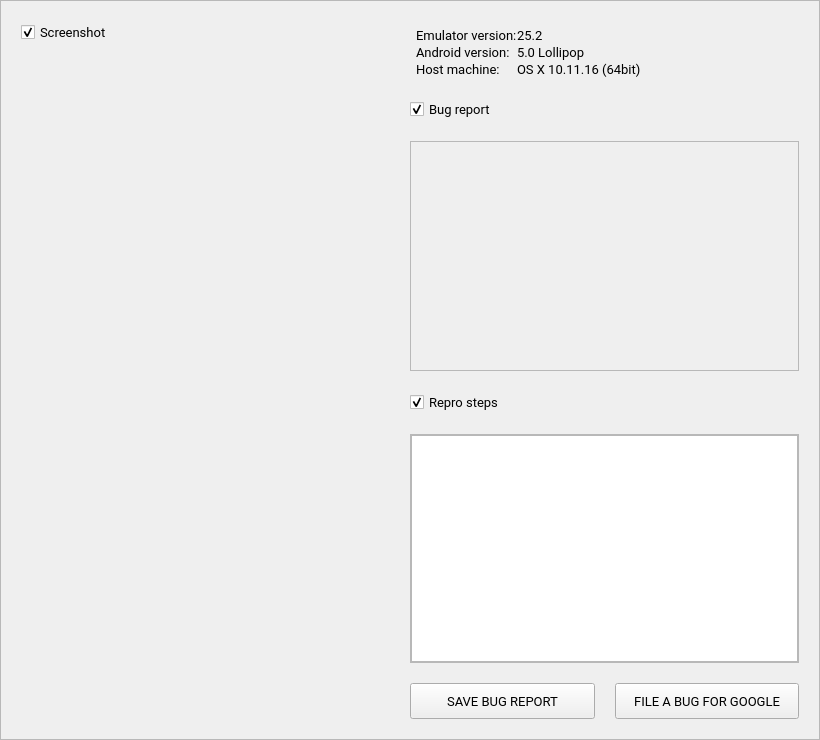
Before: the Qt Designer form android/android-emu/android/skin/qt/extended-pages/bug-report-window.ui in aosp-mirror/platform_external_qemu, drawn with Qt 5.
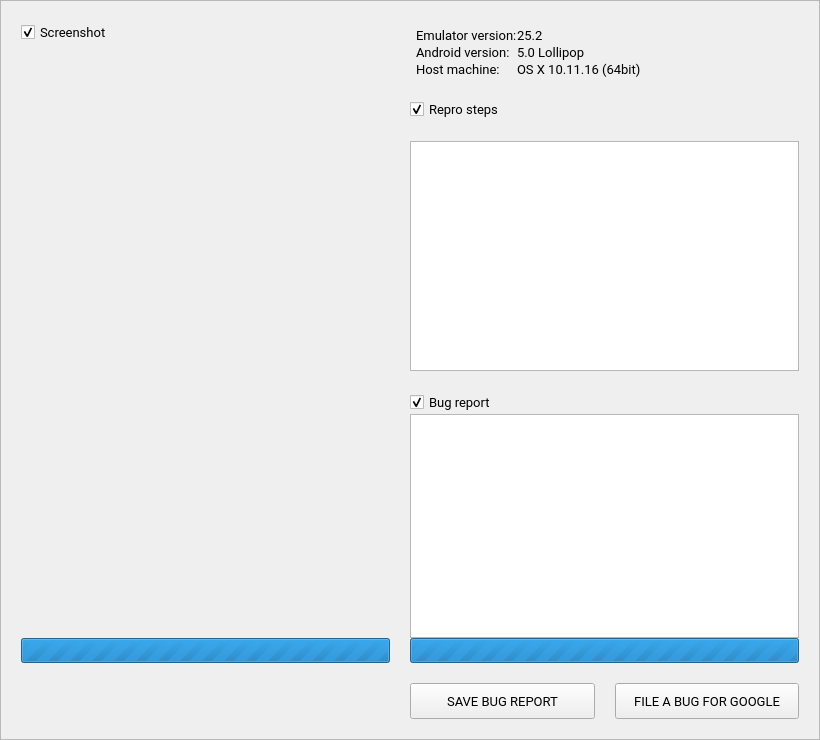
After: the same form once the commit is applied.

Commit message: [UI] Load Adb Logcat and Generate Bugreport in Background

What changed in the file:
```diff
--- a/android/android-emu/android/skin/qt/extended-pages/bug-report-window.ui
+++ b/android/android-emu/android/skin/qt/extended-pages/bug-report-window.ui
@@ -91,6 +91,19 @@
        </property>
       </widget>
      </item>
+     <item>
+      <widget class="QProgressBar" name="bug_screenshotProgressBar">
+       <property name="maximum">
+        <number>0</number>
+       </property>
+       <property name="value">
+        <number>-1</number>
+       </property>
+       <property name="orientation">
+        <enum>Qt::Horizontal</enum>
+       </property>
+      </widget>
+     </item>
     </layout>
    </item>
    <item row="3" column="1">
@@ -177,6 +190,40 @@
     </layout>
    </item>
    <item row="2" column="1" colspan="2">
+    <layout class="QVBoxLayout" name="verticalLayout_2">
+     <property name="spacing">
+      <number>0</number>
+     </property>
+     <item>
+      <widget class="QCheckBox" name="bug_bugReportCheckBox">
+       <property name="text">
+        <string>Bug report</string>
+       </property>
+       <property name="checked">
+        <bool>true</bool>
+       </property>
+      </widget>
+     </item>
+     <item>
+      <widget class="QPlainTextEdit" name="bug_bugReportTextEdit">
+       <property name="readOnly">
+        <bool>true</bool>
+       </property>
+      </widget>
+     </item>
+     <item>
+      <widget class="QProgressBar" name="bug_bugReportProgressBar">
+       <property name="maximum">
+        <number>0</number>
+       </property>
+       <property name="value">
+        <number>-1</number>
+       </property>
+      </widget>
+     </item>
+    </layout>
+   </item>
+   <item row="1" column="1" colspan="2">
     <layout class="QVBoxLayout" name="verticalLayout_3">
      <item>
       <widget class="QCheckBox" name="bug_reproStepsCheckBox">
@@ -192,64 +239,7 @@
       </widget>
      </item>
      <item>
-      <widget class="QScrollArea" name="scrollArea_2">
-       <property name="lineWidth">
-        <number>0</number>
-       </property>
-       <property name="widgetResizable">
-        <bool>true</bool>
-       </property>
-       <widget class="QTextEdit" name="bug_reprosStepTextEdit">
-        <property name="geometry">
-         <rect>
-          <x>0</x>
-          <y>0</y>
-          <width>378</width>
-          <height>252</height>
-         </rect>
-        </property>
-       </widget>
-      </widget>
-     </item>
-    </layout>
-   </item>
-   <item row="1" column="1" colspan="2">
-    <layout class="QVBoxLayout" name="verticalLayout_2">
-     <item>
-      <widget class="QCheckBox" name="bug_bugReportCheckBox">
-       <property name="text">
-        <string>Bug report</string>
-       </property>
-       <property name="checked">
-        <bool>true</bool>
-       </property>
-      </widget>
-     </item>
-     <item>
-      <widget class="QScrollArea" name="scrollArea">
-       <property name="enabled">
-        <bool>true</bool>
-       </property>
-       <property name="widgetResizable">
-        <bool>true</bool>
-       </property>
-       <widget class="QLabel" name="bug_adbLogcatLabel">
-        <property name="geometry">
-         <rect>
-          <x>0</x>
-          <y>0</y>
-          <width>378</width>
-          <height>253</height>
-         </rect>
-        </property>
-        <property name="text">
-         <string/>
-        </property>
-        <property name="scaledContents">
-         <bool>false</bool>
-        </property>
-       </widget>
-      </widget>
+      <widget class="QPlainTextEdit" name="bug_reproStepsTextEdit"/>
      </item>
     </layout>
    </item>
```
Left out of the diff: 12 changed lines with no effect on the pictures. The commit also changes 3 other files.
